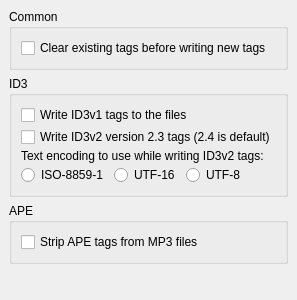
First picture: the form in ui/options_tags.ui, repository metabrainz/picard, before the edit.
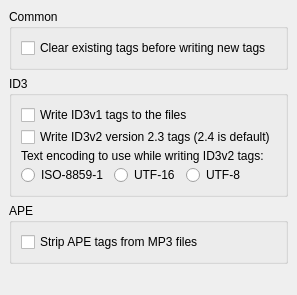
Second picture: the form after the edit.

The edit to the form file:
```diff
--- a/ui/options_tags.ui
+++ b/ui/options_tags.ui
@@ -5,8 +5,8 @@
    <rect>
     <x>0</x>
     <y>0</y>
-    <width>293</width>
-    <height>300</height>
+    <width>292</width>
+    <height>295</height>
    </rect>
   </property>
   <layout class="QVBoxLayout" >
```
